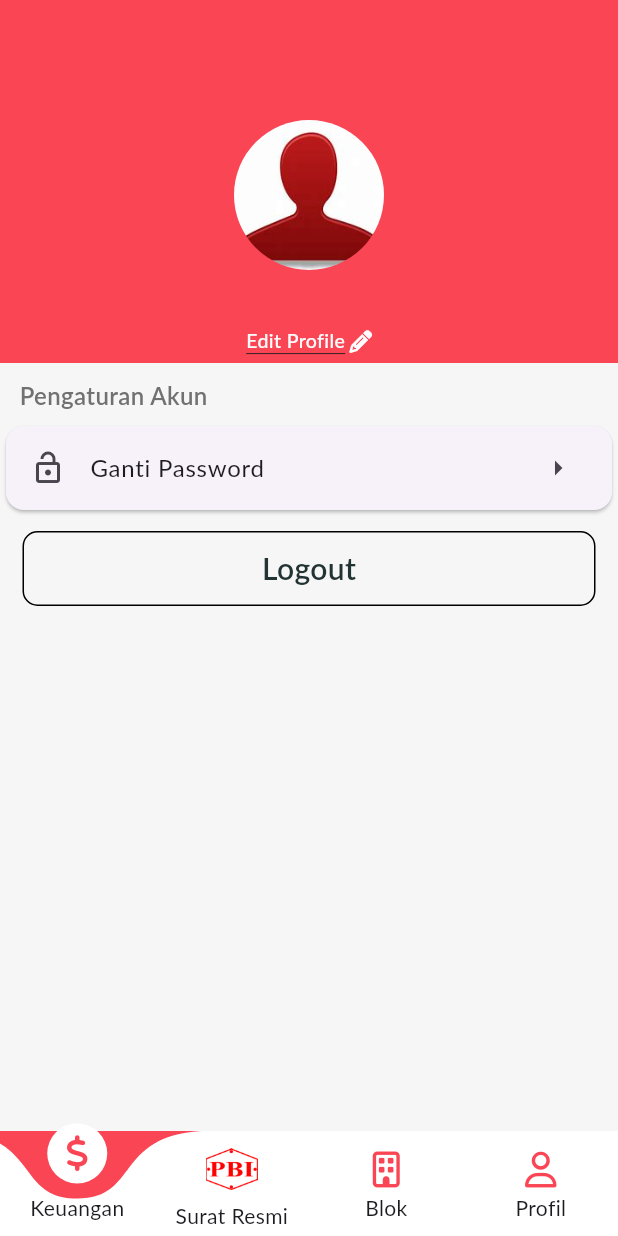
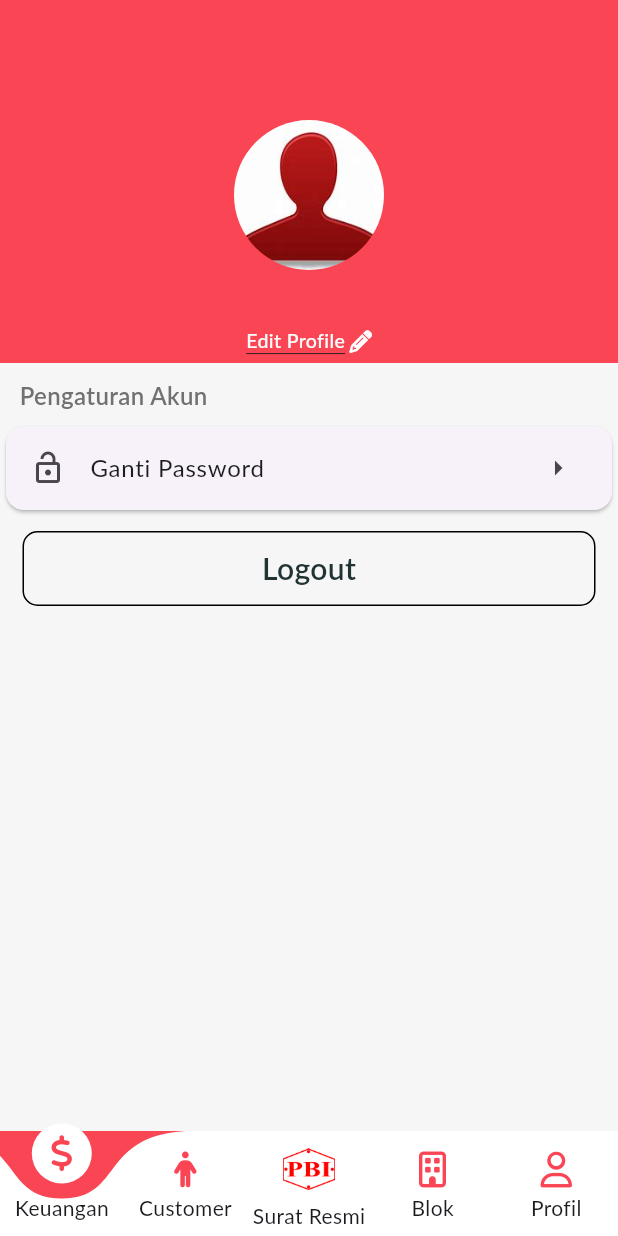
Before and after one commit to BangPei/fl_pbi, a Flutter app: the ProfileScreen screen opened by its route, on a phone screen of 412 x 824 dp. Run offline on Flutter 3.47's test engine with Material 3 defaults, Android fonts, the phone set to English and light mode, and no system bars; drawn by our look-alikes of curved_labeled_navigation_bar; our stand-ins replace badges, dio, dotted_border, dropdown_search, equatable, flutter_bloc and 14 more; missing offline and left inert: custom_date_range_picker, terbilang_id; accounts and stored records are empty; generated files the repository leaves out were written again; network calls fail; Roboto replaces fonts that are missing (Lato).

Commit message:
initial customer

```diff
--- a/lib/list_provider.dart
+++ b/lib/list_provider.dart
@@ -1,5 +1,6 @@
 import 'package:fl_pbi/pages/block/bloc/block_bloc.dart';
 import 'package:fl_pbi/pages/block/bloc/block_form_bloc.dart';
+import 'package:fl_pbi/pages/customer/bloc/customer_bloc.dart';
 import 'package:fl_pbi/pages/finance/bloc/finanace_bloc.dart';
 import 'package:fl_pbi/pages/ipl/bloc/form_ipl_bloc.dart';
 import 'package:fl_pbi/pages/ipl/bloc/ipl_bloc.dart';
@@ -38,6 +39,7 @@ class ProviderBloc {
       BlocProvider<FinanceBloc>(create: (__) => FinanceBloc()),
       BlocProvider<BlockFormBloc>(create: (__) => BlockFormBloc()),
       BlocProvider<ReportBloc>(create: (__) => ReportBloc()),
+      BlocProvider<CustomerBloc>(create: (__) => CustomerBloc()),
       BlocProvider<SerahTerimaKunciBloc>(
           create: (__) => SerahTerimaKunciBloc()),
       BlocProvider<TandaHakGunaBloc>(create: (__) => TandaHakGunaBloc()),
--- a/lib/main_layout/bottom_navigator.dart
+++ b/lib/main_layout/bottom_navigator.dart
@@ -36,6 +36,13 @@ class _BottomNavigationState extends State<BottomNavigation> {
             ),
             label: 'Keuangan',
           ),
+          const CurvedNavigationBarItem(
+            child: Icon(
+              FontAwesomeIcons.person,
+              color: AppTheme.nearlyDarkRed,
+            ),
+            label: 'Customer',
+          ),
           CurvedNavigationBarItem(
             child: Container(
               height: 35,
@@ -73,10 +80,12 @@ class _BottomNavigationState extends State<BottomNavigation> {
       case 0:
         context.go("/finance");
       case 1:
+        context.go("/customer");
+      case 2:
         context.go("/surat-resmi");
-      case 2:
+      case 3:
         context.go("/block");
-      case 3:
+      case 4:
         context.go("/profile");
       default:
         context.go("/surat-resmi");
--- a/lib/pages/pages_screen.dart
+++ b/lib/pages/pages_screen.dart
@@ -19,3 +19,4 @@ export 'package:fl_pbi/pages/ipl/screen/ipl_out_detail_screen.dart';
 export 'package:fl_pbi/pages/profile/screen/dialog_body.dart';
 export 'package:fl_pbi/pages/report/screen/report_form_screen.dart';
 export 'package:fl_pbi/pages/report/screen/report_pdf_screen.dart';
+export 'package:fl_pbi/pages/customer/screen/customer_screen.dart';
--- a/lib/router/go_routers.dart
+++ b/lib/router/go_routers.dart
@@ -44,6 +44,15 @@ class RouteNavigation {
             pageBuilder: (context, state) {
               return const NoTransitionPage(
                 child: HomeScreen(),
+              );
+            },
+          ),
+          GoRoute(
+            parentNavigatorKey: _dashboardNavigatorKey,
+            path: '/customer',
+            pageBuilder: (context, state) {
+              return const NoTransitionPage(
+                child: CustomerScreen(),
               );
             },
           ),
--- a/lib/service/api.dart
+++ b/lib/service/api.dart
@@ -4,9 +4,9 @@ import 'package:fl_pbi/library/library_file.dart';
 import 'package:fl_pbi/service/restclient.dart';
 
 class Api {
-  // static const String baseUrl = "http://192.168.1.4:3000/api/";
+  static const String baseUrl = "http://192.168.1.10:3000/api/";
   // static const String baseUrl = "http://192.168.100.11:3000/api/";
-  static const String baseUrl = "https://api.perniagaan-pbi.com/api/";
+  // static const String baseUrl = "https://api.perniagaan-pbi.com/api/";
 
   static restClient({Map<String, dynamic>? params}) async {
     final dio = Dio();
--- a/lib/service/restclient.dart
+++ b/lib/service/restclient.dart
@@ -101,6 +101,19 @@ abstract class RestClient {
 
   @GET("transaction/date")
   Future<TransactionReport> getParkingByDate();
+
   @GET("ipl/date")
   Future<TransactionReport> getIPLByDate();
+
+  @GET("customer")
+  Future<ServerSide> getCustomer();
+
+  @GET("customer/{id}")
+  Future<Profile> getCustomerById(@Path() int id);
+
+  @POST("customer}")
+  Future<Profile> postCustomer(@Body() Profile profile);
+
+  @PUT("customer}")
+  Future<Profile> putCustomer(@Path() int id, @Body() Profile profile);
 }
```
Also changed, not shown: lib/pages/customer/bloc/customer_bloc.dart (added, +44 -0 lines), lib/pages/customer/bloc/customer_event.dart (added, +12 -0 lines), lib/pages/customer/bloc/customer_state.dart (added, +32 -0 lines), lib/pages/customer/data/customer_api.dart (added, +29 -0 lines), lib/pages/customer/screen/customer_screen.dart (added, +55 -0 lines), lib/service/restclient.g.dart.
